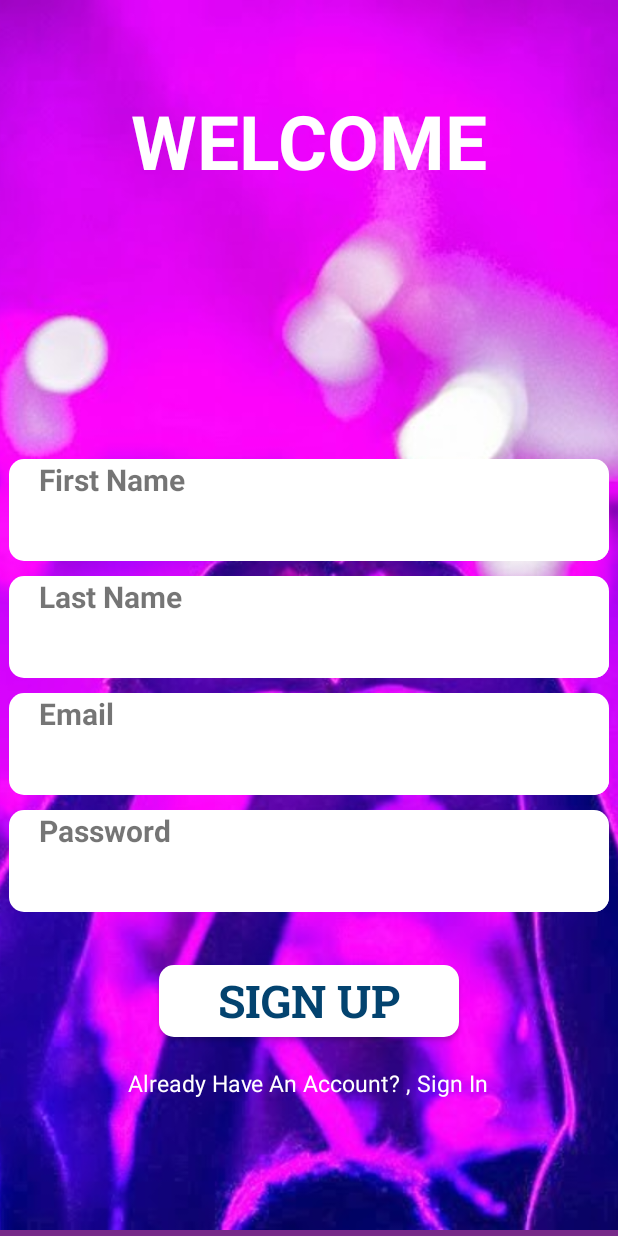
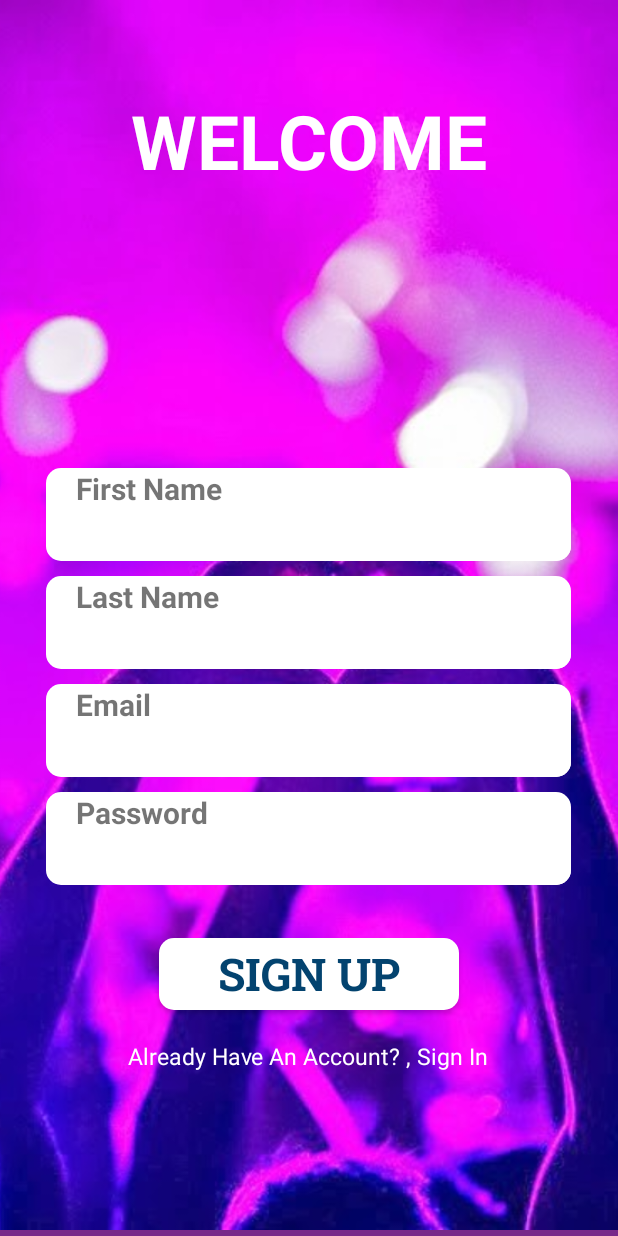
Before and after one commit to devnumber7/MusiMental__, an Android app: the screen it shows after launch (SignUpActivity), after a tap on "SIGN UP", on a phone screen of 412 x 824 dp. Run offline under Robolectric (Android 15) with nearby library versions, the phone set to English and light mode, and no system bars; our stand-ins replace Firebase (no records; nobody signed in at launch, a user with empty details on screens opened directly); libraries missing offline, so code that uses them is left out: com.daimajia.androidanimations, io.paperdb; Roboto replaces fonts that are not available here; 3 statements that could not run were skipped.

Commit message:
Splash Screen Added Signed-off-by: DELL <aharshit123456@gmail.com>

```diff
--- a/app/src/main/java/com/example/music_store/MainActivity.java
+++ b/app/src/main/java/com/example/music_store/MainActivity.java
@@ -33,30 +33,20 @@ public class MainActivity extends AppCompatActivity {
     protected void onCreate(Bundle savedInstanceState) {
         super.onCreate(savedInstanceState);
         setContentView(R.layout.activity_main);
+
         Paper.init(this);
 
         loadingBar = new ProgressDialog(this) ;
 
-        Animation frombuttom;
+
         Button signupbtn = findViewById(R.id.signup);
         TextView signinbtn = findViewById(R.id.signin);
-        TextView musi = findViewById(R.id.musi)  ;
-        TextView mental = findViewById(R.id.mental)  ;
-
-
-     /*   frombuttom = AnimationUtils.loadAnimation(this, R.anim.welcomeanimation) ;
-
-        frombuttom.setDuration(1000);
-        musi.setAnimation(frombuttom);
-
-        mental.setAnimation(frombuttom) ;
-*/
-
-        YoYo.with(Techniques.Tada)
-                .duration(700)
-                .repeat(1)
-                .playOn(findViewById(R.id.musimental));
-
+//
+//        TypeWriter tw = (TypeWriter)findViewById(R.id.musimental) ;
+//        tw.setText("");
+//        tw.setCharacterDelay(200);
+//        tw.animateText("MusiMental");
+//
 
         signinbtn.setOnClickListener(new View.OnClickListener() {
             @Override
--- /dev/null
+++ b/app/src/main/java/com/example/music_store/SplashScreen.java
@@ -0,0 +1,47 @@
+package com.example.music_store;
+
+import androidx.appcompat.app.AppCompatActivity;
+
+import android.content.Intent;
+import android.os.Bundle;
+import android.os.Handler;
+
+import com.daimajia.androidanimations.library.Techniques;
+import com.daimajia.androidanimations.library.YoYo;
+
+
+public class SplashScreen extends AppCompatActivity {
+
+    @Override
+    protected void onCreate(Bundle savedInstanceState) {
+        super.onCreate(savedInstanceState);
+        setContentView(R.layout.activity_splash_screen);
+
+//        YoYo.with(Techniques.RotateIn)
+//                .duration(5000)
+//                .repeat(5)
+//                .playOn(findViewById(R.id.logo));
+
+        TypeWriter tw = (TypeWriter)findViewById(R.id.logoText) ;
+        tw.setText("");
+        tw.setCharacterDelay(200);
+        tw.animateText(" MusiMental ");
+
+
+
+        Handler handler = new Handler();
+        handler.postDelayed(new Runnable() {
+            @Override
+            public void run() {
+
+                Intent intent = new Intent(SplashScreen.this, MainActivity.class);
+                startActivity(intent);
+                finish();
+
+            }
+        },5000);
+
+
+
+    }
+}
--- /dev/null
+++ b/app/src/main/java/com/example/music_store/TypeWriter.java
@@ -0,0 +1,39 @@
+package com.example.music_store;
+
+import android.content.Context;
+import android.os.Handler;
+import android.util.AttributeSet;
+import androidx.appcompat.widget.AppCompatTextView;
+
+
+public class TypeWriter extends AppCompatTextView {
+    private CharSequence mText;
+    private int mIndex;
+    private long mDelay = 150; // in ms
+    public TypeWriter(Context context) {
+        super(context);
+    }
+    public TypeWriter(Context context, AttributeSet attrs) {
+        super(context, attrs);
+    }
+    private Handler mHandler = new Handler();
+    private Runnable characterAdder = new Runnable() {
+        @Override
+        public void run() {
+            setText(mText.subSequence(0, mIndex++));
+            if (mIndex <= mText.length()) {
+                mHandler.postDelayed(characterAdder, mDelay);
+            }
+        }
+    };
+    public void animateText(CharSequence txt) {
+        mText = txt;
+        mIndex = 0;
+        setText("");
+        mHandler.removeCallbacks(characterAdder);
+        mHandler.postDelayed(characterAdder, mDelay);
+    }
+    public void setCharacterDelay(long m) {
+        mDelay = m;
+    }
+}
--- a/app/src/main/res/layout/activity_sign_up_acticity.xml
+++ b/app/src/main/res/layout/activity_sign_up_acticity.xml
@@ -32,7 +32,7 @@
         />
 
 <RelativeLayout
-    android:layout_width="400dp"
+    android:layout_width="350dp"
     android:layout_height="wrap_content"
 android:id="@+id/firstname"
     android:background="@drawable/textfieldbg"
@@ -56,7 +56,7 @@ android:id="@+id/firstname"
         android:layout_width="400dp"
         android:background="@drawable/textfieldbg"
         android:layout_height="wrap_content"
-        android:textSize="30sp"
+        android:textSize="25sp"
 
         android:inputType="text"
         android:importantForAutofill="no" />
@@ -65,7 +65,7 @@ android:id="@+id/firstname"
 
     <RelativeLayout
         android:id="@+id/lastname"
-        android:layout_width="400dp"
+        android:layout_width="350dp"
         android:layout_height="wrap_content"
         android:background="@drawable/textfieldbg"
         android:layout_below="@id/firstname"
@@ -89,7 +89,7 @@ android:id="@+id/firstname"
             android:layout_width="400dp"
             android:background="@drawable/textfieldbg"
             android:layout_height="wrap_content"
-            android:textSize="30sp"
+            android:textSize="25sp"
 
             android:inputType="text"
             android:importantForAutofill="no" />
@@ -98,7 +98,7 @@ android:id="@+id/firstname"
 
     <RelativeLayout
         android:id="@+id/email"
-        android:layout_width="400dp"
+        android:layout_width="350dp"
         android:layout_height="wrap_content"
         android:background="@drawable/textfieldbg"
         android:layout_below="@id/lastname"
@@ -122,7 +122,7 @@ android:id="@+id/firstname"
             android:layout_width="400dp"
             android:background="@drawable/textfieldbg"
             android:layout_height="wrap_content"
-            android:textSize="30sp"
+            android:textSize="25sp"
 
             android:inputType="textEmailAddress"
             android:importantForAutofill="no" />
@@ -131,7 +131,7 @@ android:id="@+id/firstname"
 
     <RelativeLayout
         android:id="@+id/password"
-        android:layout_width="400dp"
+        android:layout_width="350dp"
         android:layout_height="wrap_content"
         android:background="@drawable/textfieldbg"
         android:layout_below="@id/email"
@@ -155,7 +155,7 @@ android:id="@+id/firstname"
             android:layout_width="400dp"
             android:background="@drawable/textfieldbg"
             android:layout_height="wrap_content"
-            android:textSize="30sp"
+            android:textSize="25sp"
 
             android:inputType="textPassword"
             android:importantForAutofill="no" />
--- a/app/src/main/res/values/strings.xml
+++ b/app/src/main/res/values/strings.xml
@@ -1,10 +1,9 @@
 <resources>
     <string name="app_name">MUSIMENTAL</string>
-    <string name="musi">MUSI</string>
-    <string name="mental">MENTAL</string>
+    <string name="musimental">MUSIMENTAL</string>
     <string name="sign_in">Sign In</string>
     <string name="sign_up">Sign Up</string>
-    <string name="contentDesc">i hate my life</string>
+    <string name="contentDesc">Background Sign Up</string>
     <string name="already_have_an_account_sign_in">Already Have An Account? , Sign In</string>
     <string name="confirm_password">Confirm Password</string>
     <string name="password">Password</string>
@@ -12,5 +11,6 @@
     <string name="welcome">WELCOME</string>
     <string name="first_name">First Name</string>
     <string name="last_name">Last Name</string>
+    <string name="remember_me">Remember Me</string>
 
 </resources>
```
Also changed, not shown: app/build.gradle (+11 -3 lines), app/src/main/AndroidManifest.xml (+5 -4 lines), app/src/main/java/com/example/music_store/SignUpActivity.java (+7 -15 lines), app/src/main/res/layout-small/activity_main.xml (+7 -24 lines), app/src/main/res/layout/activity_home.xml (+4 -5 lines), app/src/main/res/layout/activity_main.xml (+10 -29 lines), app/src/main/res/layout/activity_sign_in.xml (+12 -10 lines), app/src/main/res/layout/activity_splash_screen.xml (added, +33 -0 lines), app/gradle/wrapper/gradle-wrapper.properties (added), app/src/main/res/drawable-v24/birdtwo.gif (added), app/src/main/res/drawable-v24/fiddle.gif (added), app/src/main/res/drawable-v24/rock.gif (added), 5 other files.
